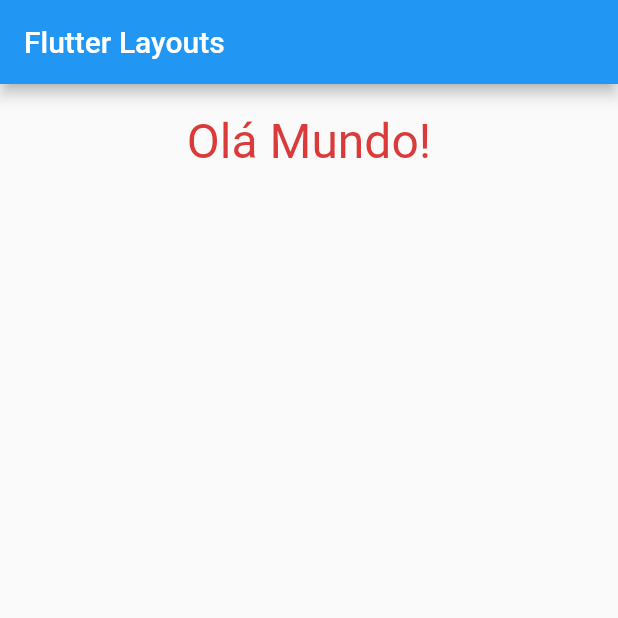
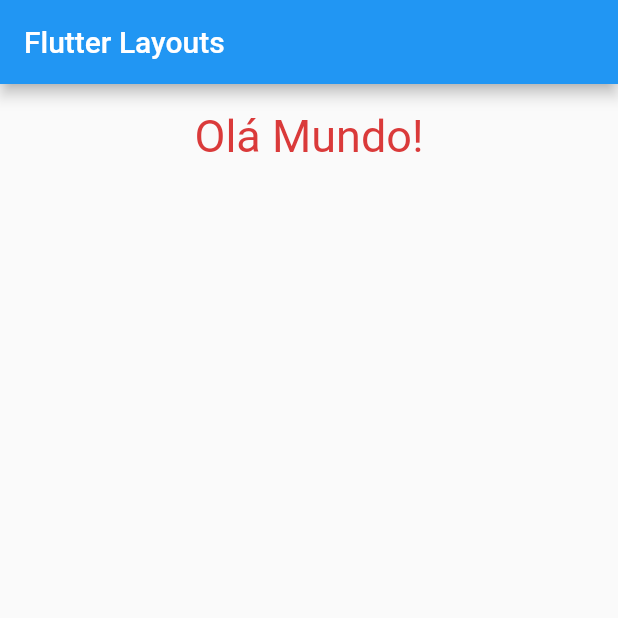
Before and after one commit to jfabiosan/FlutterStateless, a Flutter app: the screen it shows after launch, on a phone screen of 412 x 824 dp, the top half of it. Run offline on Flutter 3.47's test engine with Material 2 defaults, Android fonts, the phone set to English and light mode, and no system bars.

Commit message:
Layout 2 com row

```diff
--- a/lib/main.dart
+++ b/lib/main.dart
@@ -18,7 +18,7 @@ class MyApp extends StatelessWidget {
             child: Text('Olá Mundo!',
                 textDirection: TextDirection.ltr,
                 style: TextStyle(
-                  fontSize: 32,
+                  fontSize: 30,
                   color: Color.fromARGB(255, 218, 58, 58),
                 )),
           ),
```
